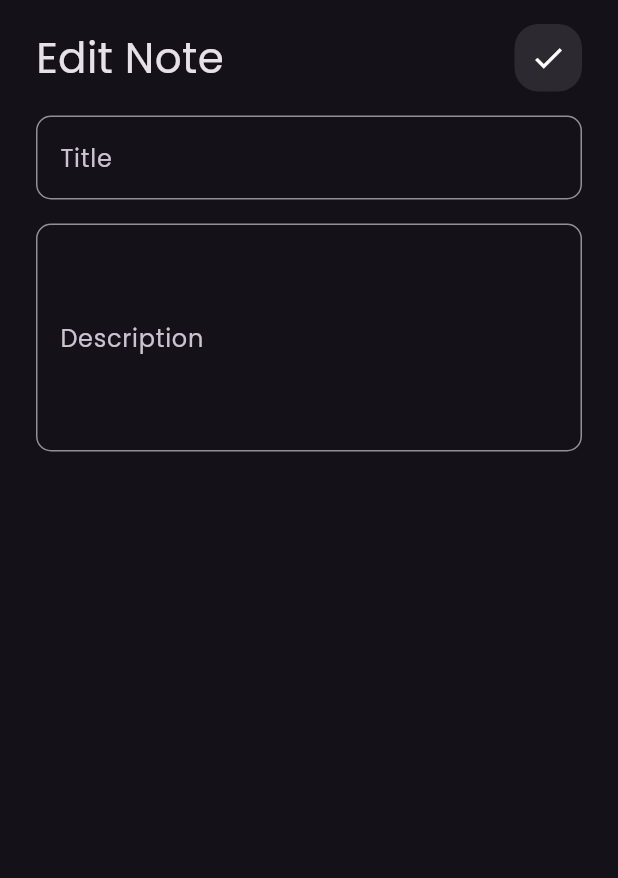
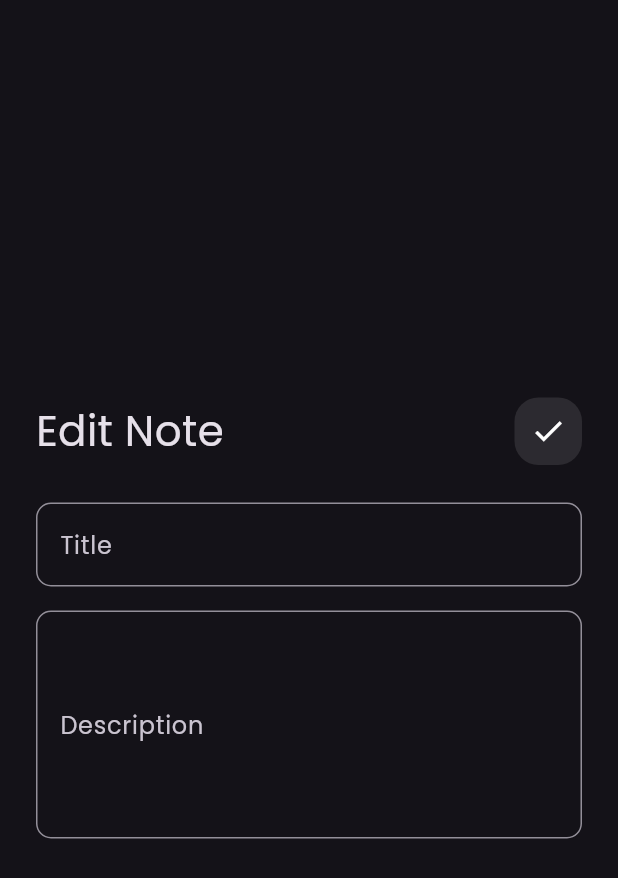
Before and after one commit to mo7meddgom3a/notes_app, a Flutter app: the EditNoteView screen opened by its route, on a phone screen of 412 x 824 dp. Shown: the top 878 px of the screen. Run offline on Flutter 3.47's test engine with Material 3 defaults, Android fonts, the phone set to English and light mode, and no system bars; our stand-ins replace flutter_bloc, font_awesome_flutter, hive, hive_flutter; accounts and stored records are empty.

Commit message:
display notes part two and format date time

```diff
--- a/lib/views/edit_note_view.dart
+++ b/lib/views/edit_note_view.dart
@@ -1,6 +1,5 @@
 import 'package:flutter/material.dart';
 import '../widgets/custom_app_bar.dart';
-import '../widgets/custom_button_widget.dart';
 import '../widgets/custom_text_field.dart';
 
 class EditNoteView extends StatelessWidget {
@@ -8,20 +7,21 @@ class EditNoteView extends StatelessWidget {
 
   @override
   Widget build(BuildContext context) {
-    return Scaffold(
+    return const Scaffold(
       body: SafeArea(
         child: Padding(
-          padding: const EdgeInsets.symmetric(
+          padding:  EdgeInsets.symmetric(
             horizontal: 24.0,
           ),
           child: Column(
+            mainAxisAlignment: MainAxisAlignment.center,
             children: [
               CustomAppBar(
                 icon: Icons.check,
                 title: 'Edit Note',
               ),
           SizedBox(
-            height: 16,),
+            height: 25,),
               CustomTextField(
                 hintText: 'Title',
               ),
--- a/lib/widgets/add_note_form_widget.dart
+++ b/lib/widgets/add_note_form_widget.dart
@@ -1,5 +1,6 @@
 import 'package:flutter/material.dart';
 import 'package:flutter_bloc/flutter_bloc.dart';
+import 'package:intl/intl.dart';
 import 'package:notes_app/cubit/add_note_cubit/add_note_cubit.dart';
 import 'package:notes_app/models/note_model.dart';
 import 'custom_button_widget.dart';
@@ -54,12 +55,11 @@ class _AddNoteFormState extends State<AddNoteForm> {
                 onTap: () {
                   if (_formKey.currentState!.validate()) {
                     _formKey.currentState!.save();
-
                     var noteModel = NoteModel(
                         color: Colors.blue.value,
                         title: _title!,
                         subtitle: _subtitle!,
-                        date: DateTime.now().toString());
+                        date: DateFormat('yyyy-MM-dd').format(DateTime.now()));
                     BlocProvider.of<AddNoteCubit>(context).addNote(noteModel);
                   } else {
                     _autoValidateMode = AutovalidateMode.always;
--- a/lib/widgets/list_view_builder.dart
+++ b/lib/widgets/list_view_builder.dart
@@ -2,7 +2,7 @@ import 'package:flutter/material.dart';
 import 'package:flutter_bloc/flutter_bloc.dart';
 import 'package:notes_app/cubit/noted_cubit/notes_cubit.dart';
 import '../models/note_model.dart';
-import 'notes_view_body.dart';
+import 'note_items.dart';
 
 class NotesListView extends StatelessWidget {
   const NotesListView({super.key});
@@ -19,7 +19,7 @@ class NotesListView extends StatelessWidget {
             padding: EdgeInsets.zero,
             itemCount: notes.length,
             itemBuilder: (context, index) {
-              return NotesViewBody(index: index,);
+              return NotesItem(note: notes[index]);
             },
           ),
         );
--- a/pubspec.yaml
+++ b/pubspec.yaml
@@ -40,6 +40,7 @@ dependencies:
   hive_flutter: ^1.1.0
   flutter_bloc: ^8.1.5
   modal_progress_hud_nsn: ^0.5.1
+  intl: ^0.19.0
 
 dev_dependencies:
   flutter_test:
```
Also changed, not shown: lib/widgets/custom_note_widget.dart (+6 -5 lines), lib/widgets/note_items.dart (renamed from lib/widgets/notes_view_body.dart, +6 -5 lines), pubspec.lock.
